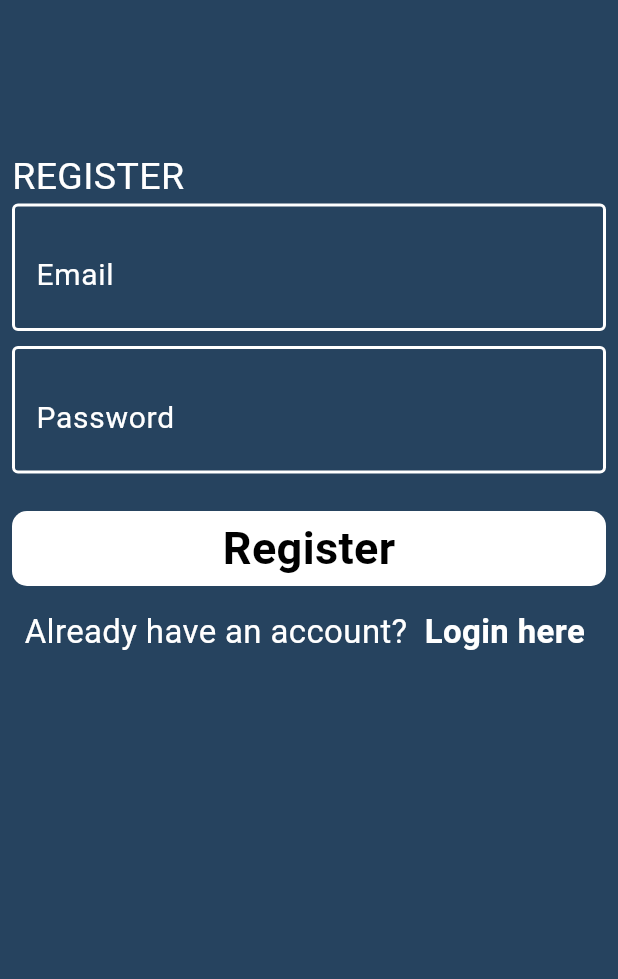
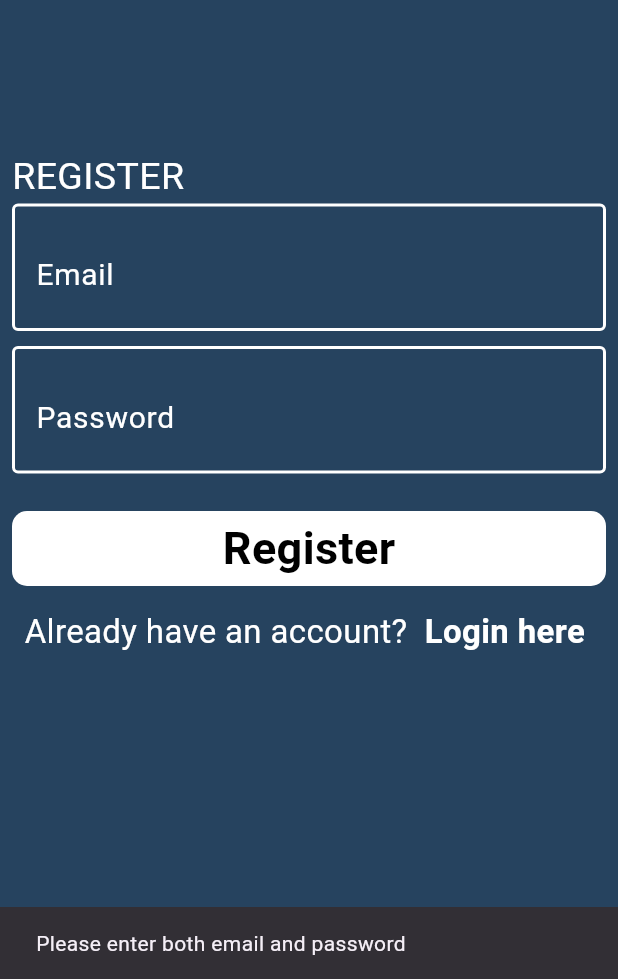
Before and after one commit to AmrMhmdBayoumi93/Chat-App-v2, a Flutter app: the RegisterScreen screen opened by its route, after a tap on "Register", on a phone screen of 412 x 824 dp, the part 257-1236 px from its top. Run offline on Flutter 3.47's test engine with Material 3 defaults, Android fonts, the phone set to English and light mode, and no system bars; our stand-ins replace firebase_auth, firebase_core; accounts and stored records are empty.

```diff
--- a/lib/screens/register_screen.dart
+++ b/lib/screens/register_screen.dart
@@ -1,21 +1,21 @@
 import 'package:chatapp/components/custom_button.dart';
 import 'package:chatapp/components/custom_text_filed.dart';
 import 'package:chatapp/constants.dart';
-
+import 'package:firebase_auth/firebase_auth.dart';
 import 'package:flutter/material.dart';
 
 class RegisterScreen extends StatelessWidget {
   RegisterScreen({super.key});
 
-   static  String id = 'RegisterScreen';
+  static String id = 'RegisterScreen';
+
   String? email;
   String? password;
 
   @override
   Widget build(BuildContext context) {
-    return  Scaffold(
+    return Scaffold(
       backgroundColor: kPrimaryColor,
-
       body: SingleChildScrollView(
         child: SafeArea(
           child: Center(
@@ -24,19 +24,12 @@ class RegisterScreen extends StatelessWidget {
               child: Column(
                 mainAxisAlignment: MainAxisAlignment.start,
                 children: [
-
                   const SizedBox(height: 25,),
-
-                     //   assets\images\scholar.png
-                    Image.asset('assets/images/Scholar.png',
+                  Image.asset(
+                    'assets/images/Scholar.png',
                     width: 100,
-                    height: 100,),
-
-                      // SizedBox(height: 100,),
-
-
-
-
+                    height: 100,
+                  ),
                   const Text(
                     'Scholar Chat',
                     style: TextStyle(
@@ -45,147 +38,133 @@ class RegisterScreen extends StatelessWidget {
                       fontFamily: 'pacifico',
                     ),
                   ),
-
                   const SizedBox(height: 100,),
                   const Row(
                     mainAxisAlignment: MainAxisAlignment.start,
                     children: [
-                     Text('REGISTER',
+                      Text(
+                        'REGISTER',
                         style: TextStyle(
                           fontSize: 25,
                           color: Colors.white,
-
                         ),
                       ),
                     ],
                   ),
-
-
-                        // TextFormField() sign in
-
                   CustomTextFiled(
-                onChanged:(data){
-                 String email=data;
-
+                    onChanged: (data) {
+                      email = data;
                     },
                     hintText: 'Email',
                   ),
                   const SizedBox(height: 10,),
-
                   CustomTextFiled(
-                 onChanged:(data){
-                 String password=data;
-
+                    onChanged: (data) {
+                      password = data;
                     },
                     hintText: 'Password',
                   ),
-
-
                   const SizedBox(height: 25,),
 
 
 
 
+                // Register Button for create User with mail and password
 
-  // Wrap Container() in the CustomButton class Widget with GestureDetector()
+
                   CustomButton(
+                    buttonName: 'Register',
+                    onTap: () async {
+                      if (email == null || password == null) {
+                        ScaffoldMessenger.of(context).showSnackBar(
+                          SnackBar(
+                            content: Text('Please enter both email and password'),
+                          ),
+                        );
+                        return;
+                      }
 
-                buttonName: 'Register',
-                onTap: (){
-                  print('Register');
+
+                      FirebaseAuth auth = FirebaseAuth.instance;
+                      try {
+                        UserCredential userCredential = await auth.createUserWithEmailAndPassword(
+                          email: email!,
+                          password: password!,
+                        );
+                        print(userCredential.user!.email);
+                        print(userCredential.user!.displayName);
+                        print('Register is done');
+
+                        ScaffoldMessenger.of(context).showSnackBar(
+                          SnackBar(
+                            content: Text('Registration successful'),
+                          ),
+                        );
+                      }
+
+                       on FirebaseAuthException catch (e) {
+                          if (e.code == 'weak-password') {
+                           print('The password provided is too weak.');
+                           ScaffoldMessenger.of(context).showSnackBar(
+                             SnackBar(
+                               content: Text('The password provided is too weak.'),
+                             ),
+                           );
+
+                         } else if (e.code == 'email-already-in-use') {
+                        print('The account already exists for that email.');
+                        ScaffoldMessenger.of(context).showSnackBar(
+                          SnackBar(content: Text('The account already exists for that email.')),);
+
+                         }
+
+                      }
+
+                      catch(e){
+               ScaffoldMessenger.of(context).showSnackBar(
+                          SnackBar(content: Text('Successfully registered***')),);
+                      }
+
 
                     },
-
-
-                ),
-
-
-               const SizedBox(height: 15,),
-
-
-
-
-                  Row(
-
-
-                    mainAxisAlignment: MainAxisAlignment.center,
-                    children: [
-
-                    Text('Already have an account? ',
-                    style: TextStyle(
-                      fontSize: 22,
-                      color: Colors.white,
-                    ),
-                    ),
-
-
-
-
-GestureDetector(
-  onTap:(){
-      Navigator.pop(context);               // return to last login screen
-  },
-                      child: Text(' Login here ',
-                      style: TextStyle(
-                         fontSize: 22,
-                        color: Colors.white,
-                        fontWeight:  FontWeight.bold,
-                      ),),
                   ),
 
 
 
 
 
-
-
-
-
-                  ],),
-
-
-
-
-
-
-
-
-
-
-
-
-
-
-
-
-
-
-
-
-
-
-
-
-
-
-
-
-
-
-
-
-
-
-
-
-
+                  const SizedBox(height: 15,),
+                  Row(
+                    mainAxisAlignment: MainAxisAlignment.center,
+                    children: [
+                      Text(
+                        'Already have an account? ',
+                        style: TextStyle(
+                          fontSize: 22,
+                          color: Colors.white,
+                        ),
+                      ),
+                      GestureDetector(
+                        onTap: () {
+                          Navigator.pop(context);  // return to the previous screen
+                        },
+                        child: Text(
+                          ' Login here ',
+                          style: TextStyle(
+                            fontSize: 22,
+                            color: Colors.white,
+                            fontWeight: FontWeight.bold,
+                          ),
+                        ),
+                      ),
+                    ],
+                  ),
                 ],
               ),
             ),
           ),
         ),
       ),
-
     );
   }
 }
```
Also changed, not shown: 1 other file. Lines whose indentation alone changed are shown as unchanged.
